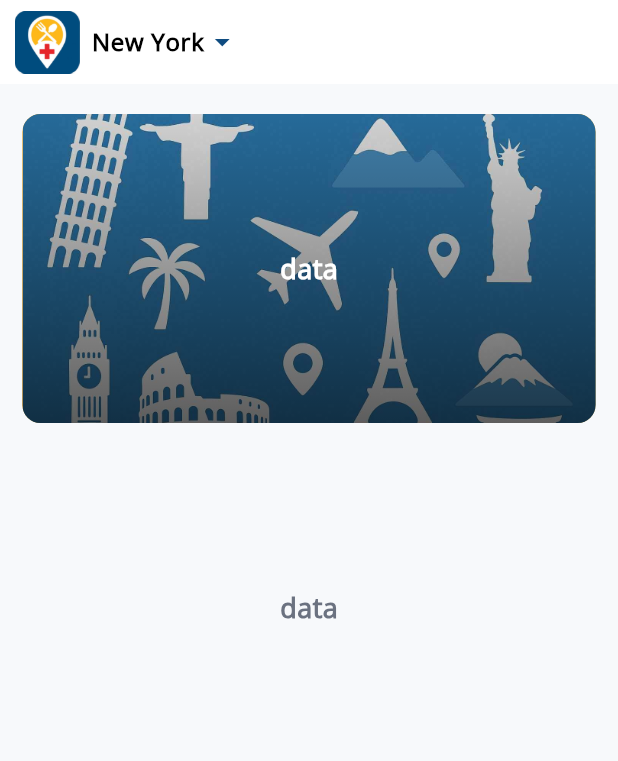
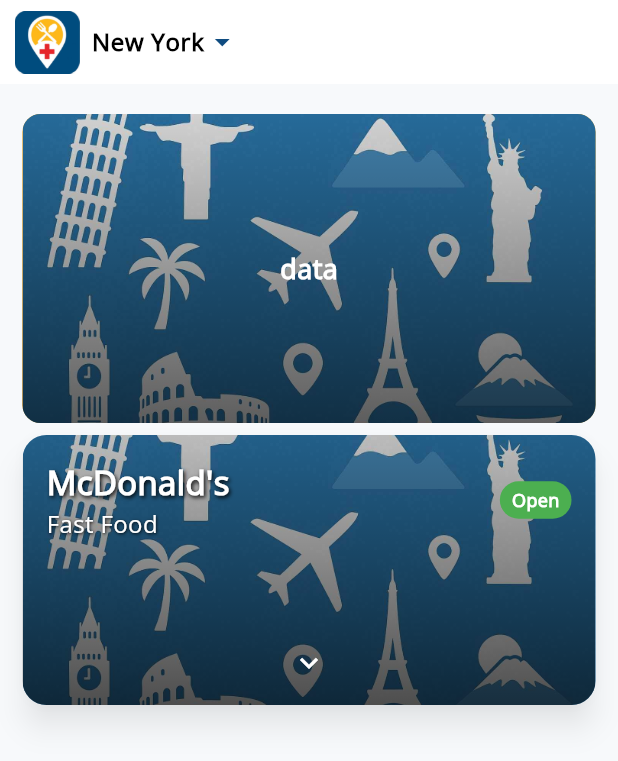
Before and after one commit to qamarsultan7/roamsavvy, a Flutter app: the screen it shows after launch, on a phone screen of 412 x 824 dp. Shown: the top 761 px of the screen. Run offline on Flutter 3.47's test engine with Material 3 defaults, Android fonts, the light colour scheme and no system bars; drawn by our look-alikes of flutter_animate; our stand-ins replace equatable, flutter_bloc, lottie.

Commit message:
feat: implement ExpandableRestaurantCard and refactor HomeView layout

```diff
--- a/lib/featured/home/view/home_view.dart
+++ b/lib/featured/home/view/home_view.dart
@@ -1,5 +1,6 @@
 import 'package:flutter/material.dart';
 import 'package:flutter_animate/flutter_animate.dart';
+import 'package:roamsavvy/featured/home/view/widgets/expanded_items_card.dart';
 import 'package:roamsavvy/featured/home/view/widgets/location_bottom_sheet.dart';
 
 class HomeView extends StatelessWidget {
@@ -23,6 +24,7 @@
       appBar: _buildAppBar(context),
       body: Padding(
         padding: const EdgeInsets.symmetric(horizontal: 15.0),
+        child: SingleChildScrollView(
           child: Column(
             children: [
               Container(
@@ -62,19 +64,18 @@
                 ),
               ),
 
-            Container(
-              margin: const EdgeInsets.only(top: 20),
-              decoration: BoxDecoration(),
-              height: size.height * .25,
-              width: double.infinity,
-              child: Center(
-                child: Text(
-                  'data',
-                  style: TextStyle(fontWeight: FontWeight.bold, fontSize: 18),
-                ),
-              ),
+              ExpandableRestaurantCard(
+                imageUrl: 'assets/images/bg.jpeg',
+                name: 'McDonald\'s',
+                rating: 4.2,
+                cuisine: 'Fast Food',
+                address: '123 Main Street, New York',
+                isOpen: true,
+                priceLevel: 1,
+                deliveryTime: 15,
               ),
             ],
+          ),
         ),
       ),
     );
--- /dev/null
+++ b/lib/featured/home/view/widgets/collapsed_card_widget.dart
@@ -0,0 +1,113 @@
+import 'package:flutter/material.dart';
+
+class RestaurantCardCollapsed extends StatelessWidget {
+  final String imageUrl;
+  final String name;
+  final String cuisine;
+  final bool isOpen;
+  final bool isExpanded;
+
+  const RestaurantCardCollapsed({
+    super.key,
+    required this.imageUrl,
+    required this.name,
+    required this.cuisine,
+    required this.isOpen,
+    required this.isExpanded,
+  });
+
+  @override
+  Widget build(BuildContext context) {
+    return Container(
+      height: 180,
+      width: double.infinity,
+      decoration: BoxDecoration(
+        image: DecorationImage(image: AssetImage(imageUrl), fit: BoxFit.cover),
+      ),
+      child: Container(
+        decoration: BoxDecoration(
+          gradient: LinearGradient(
+            begin: Alignment.topCenter,
+            end: Alignment.bottomCenter,
+            colors: [Colors.black.withAlpha(50), Colors.black.withAlpha(170)],
+          ),
+        ),
+        padding: const EdgeInsets.symmetric(horizontal: 16.0),
+        child: Column(
+          mainAxisAlignment: MainAxisAlignment.spaceAround,
+          crossAxisAlignment: CrossAxisAlignment.start,
+          children: [
+            Row(
+              mainAxisAlignment: MainAxisAlignment.spaceBetween,
+              children: [
+                Expanded(
+                  child: Column(
+                    crossAxisAlignment: CrossAxisAlignment.start,
+                    children: [
+                      Text(
+                        name,
+                        style: const TextStyle(
+                          color: Colors.white,
+                          fontWeight: FontWeight.bold,
+                          fontSize: 22,
+                          shadows: [
+                            Shadow(
+                              blurRadius: 3.0,
+                              color: Colors.black,
+                              offset: Offset(1.0, 1.0),
+                            ),
+                          ],
+                        ),
+                      ),
+                      Text(
+                        cuisine,
+                        style: const TextStyle(
+                          color: Colors.white,
+                          fontSize: 16,
+                          shadows: [
+                            Shadow(
+                              blurRadius: 2.0,
+                              color: Colors.black,
+                              offset: Offset(0.5, 0.5),
+                            ),
+                          ],
+                        ),
+                      ),
+                    ],
+                  ),
+                ),
+                Container(
+                  padding: const EdgeInsets.symmetric(
+                    horizontal: 8,
+                    vertical: 4,
+                  ),
+                  decoration: BoxDecoration(
+                    color: isOpen ? Colors.green : Colors.red,
+                    borderRadius: BorderRadius.circular(16),
+                  ),
+                  child: Text(
+                    isOpen ? 'Open' : 'Closed',
+                    style: const TextStyle(
+                      color: Colors.white,
+                      fontWeight: FontWeight.bold,
+                      fontSize: 12,
+                    ),
+                  ),
+                ),
+              ],
+            ),
+            const SizedBox(height: 4),
+            Center(
+              child: Icon(
+                isExpanded
+                    ? Icons.keyboard_arrow_up
+                    : Icons.keyboard_arrow_down,
+                color: Colors.white,
+              ),
+            ),
+          ],
+        ),
+      ),
+    );
+  }
+}
--- /dev/null
+++ b/lib/featured/home/view/widgets/expandable_card_container.dart
@@ -0,0 +1,92 @@
+import 'package:flutter/material.dart';
+
+class ExpandableCardContainer extends StatefulWidget {
+  final bool isExpanded;
+  final Widget collapsedChild;
+  final Widget expandedChild;
+  final VoidCallback onToggle;
+
+  const ExpandableCardContainer({
+    super.key,
+    required this.isExpanded,
+    required this.collapsedChild,
+    required this.expandedChild,
+    required this.onToggle,
+  });
+
+  @override
+  State<ExpandableCardContainer> createState() =>
+      _ExpandableCardContainerState();
+}
+
+class _ExpandableCardContainerState extends State<ExpandableCardContainer>
+    with SingleTickerProviderStateMixin {
+  late final AnimationController _controller;
+
+  @override
+  void initState() {
+    super.initState();
+    _controller = AnimationController(
+      duration: const Duration(milliseconds: 300),
+      vsync: this,
+    );
+
+    if (widget.isExpanded) {
+      _controller.value = 1.0; // Set initial value instead of animating
+    }
+  }
+
+  @override
+  void didUpdateWidget(covariant ExpandableCardContainer oldWidget) {
+    super.didUpdateWidget(oldWidget);
+    if (widget.isExpanded != oldWidget.isExpanded) {
+      if (widget.isExpanded) {
+        _controller.animateTo(1.0, curve: Curves.easeOutQuad);
+      } else {
+        _controller.animateTo(0.0, curve: Curves.easeInQuad);
+      }
+    }
+  }
+
+  @override
+  void dispose() {
+    _controller.dispose();
+    super.dispose();
+  }
+
+  @override
+  Widget build(BuildContext context) {
+    return Padding(
+      padding: const EdgeInsets.symmetric(vertical: 8.0),
+      child: Card(
+        margin: EdgeInsets.zero,
+        elevation: 8,
+        shadowColor: Colors.black38,
+        shape: RoundedRectangleBorder(borderRadius: BorderRadius.circular(16)),
+        clipBehavior: Clip.antiAlias,
+        child: GestureDetector(
+          onTap: widget.onToggle,
+          child: Column(
+            children: [
+              widget.collapsedChild,
+              AnimatedBuilder(
+                animation: _controller,
+                builder: (context, child) {
+                  return ClipRect(
+                    child: Align(
+                      heightFactor: _controller.value,
+                      child: Opacity(
+                        opacity: _controller.value,
+                        child: widget.expandedChild,
+                      ),
+                    ),
+                  );
+                },
+              ),
+            ],
+          ),
+        ),
+      ),
+    );
+  }
+}
--- /dev/null
+++ b/lib/featured/home/view/widgets/expanded_items_card.dart
@@ -0,0 +1,62 @@
+import 'package:flutter/material.dart';
+import 'package:roamsavvy/featured/home/view/widgets/expandable_card_container.dart';
+import 'collapsed_card_widget.dart';
+import 'expanded_card_widget.dart';
+
+class ExpandableRestaurantCard extends StatefulWidget {
+  final String imageUrl;
+  final String name;
+  final double rating;
+  final String cuisine;
+  final String address;
+  final bool isOpen;
+  final int priceLevel;
+  final int deliveryTime;
+
+  const ExpandableRestaurantCard({
+    super.key,
+    required this.imageUrl,
+    required this.name,
+    required this.rating,
+    required this.cuisine,
+    required this.address,
+    required this.isOpen,
+    required this.priceLevel,
+    required this.deliveryTime,
+  });
+
+  @override
+  State<ExpandableRestaurantCard> createState() =>
+      _ExpandableRestaurantCardState();
+}
+
+class _ExpandableRestaurantCardState extends State<ExpandableRestaurantCard> {
+  bool _isExpanded = false;
+
+  void _toggleExpanded() {
+    setState(() {
+      _isExpanded = !_isExpanded;
+    });
+  }
+
+  @override
+  Widget build(BuildContext context) {
+    return ExpandableCardContainer(
+      isExpanded: _isExpanded,
+      onToggle: _toggleExpanded,
+      collapsedChild: RestaurantCardCollapsed(
+        imageUrl: widget.imageUrl,
+        name: widget.name,
+        cuisine: widget.cuisine,
+        isOpen: widget.isOpen,
+        isExpanded: _isExpanded,
+      ),
+      expandedChild: RestaurantCardExpanded(
+        rating: widget.rating,
+        address: widget.address,
+        priceLevel: widget.priceLevel,
+        deliveryTime: widget.deliveryTime,
+      ),
+    );
+  }
+}
--- a/pubspec.yaml
+++ b/pubspec.yaml
@@ -34,7 +34,7 @@
   # The following adds the Cupertino Icons font to your application.
   # Use with the CupertinoIcons class for iOS style icons.
   cupertino_icons: ^1.0.8
-  flutter_animate: ^4.5.2
+  flutter_animate: ^4.2.0
   lottie: ^3.3.1
   flutter_bloc: ^9.1.1
   equatable: ^2.0.7
```
Also changed, not shown: lib/featured/home/view/widgets/expanded_card_widget.dart (added, +152 -0 lines). Lines whose indentation alone changed are shown as unchanged.
